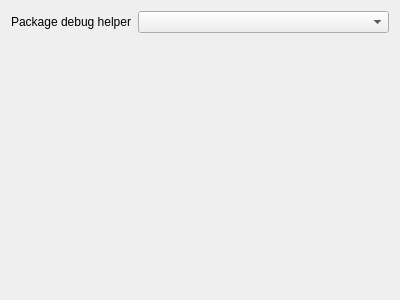
First picture: the form in src/ubuntu/ubuntupackagestepconfigwidget.ui, repository runelabs/qtcreator-plugin-ubuntu, before the edit.
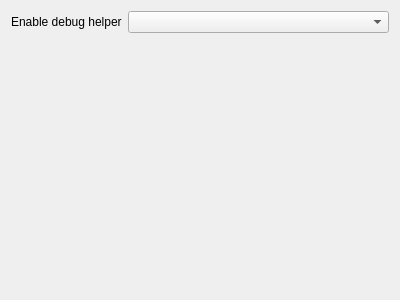
Second picture: the form after the edit.

Commit message: - Add a tooltip to the package step config widget - initialize the package step config widget correctly - package should fail if the manifest file is not in the root

```diff
--- a/src/ubuntu/ubuntupackagestepconfigwidget.ui
+++ b/src/ubuntu/ubuntupackagestepconfigwidget.ui
@@ -17,7 +17,7 @@
    <item row="0" column="0">
     <widget class="QLabel" name="label">
      <property name="text">
-      <string>Package debug helper</string>
+      <string>Enable debug helper</string>
      </property>
      <property name="buddy">
       <cstring>comboBoxMode</cstring>
```
Left out of the diff: 5 changed lines with no effect on the pictures. The commit also changes 2 other files.
